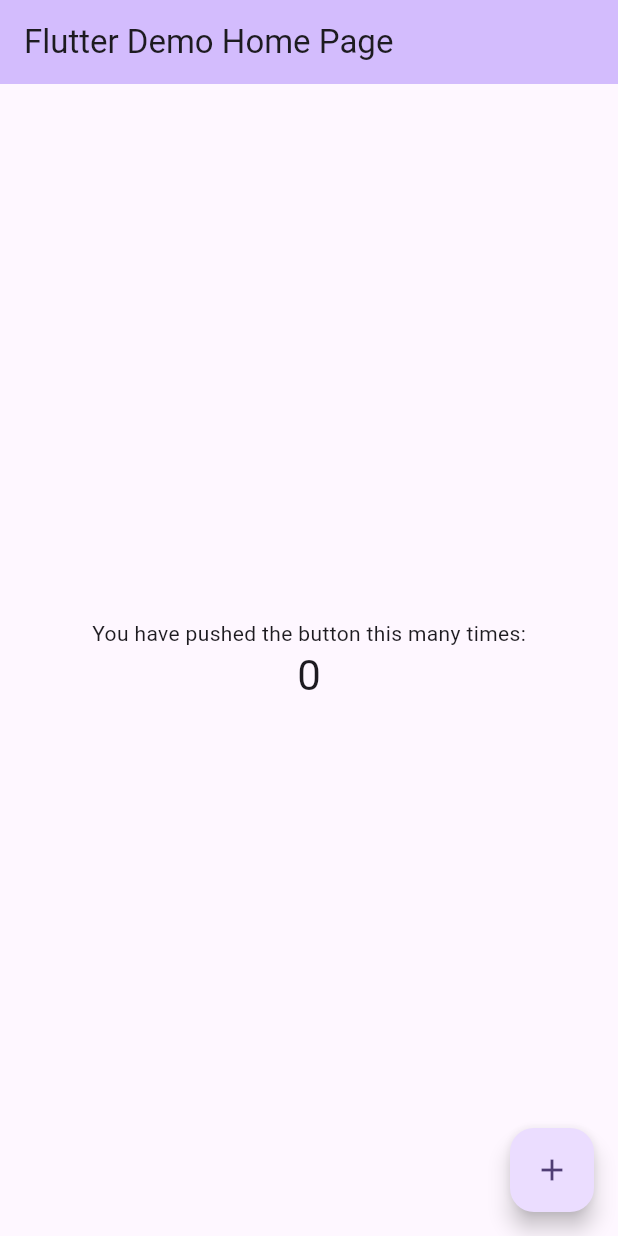
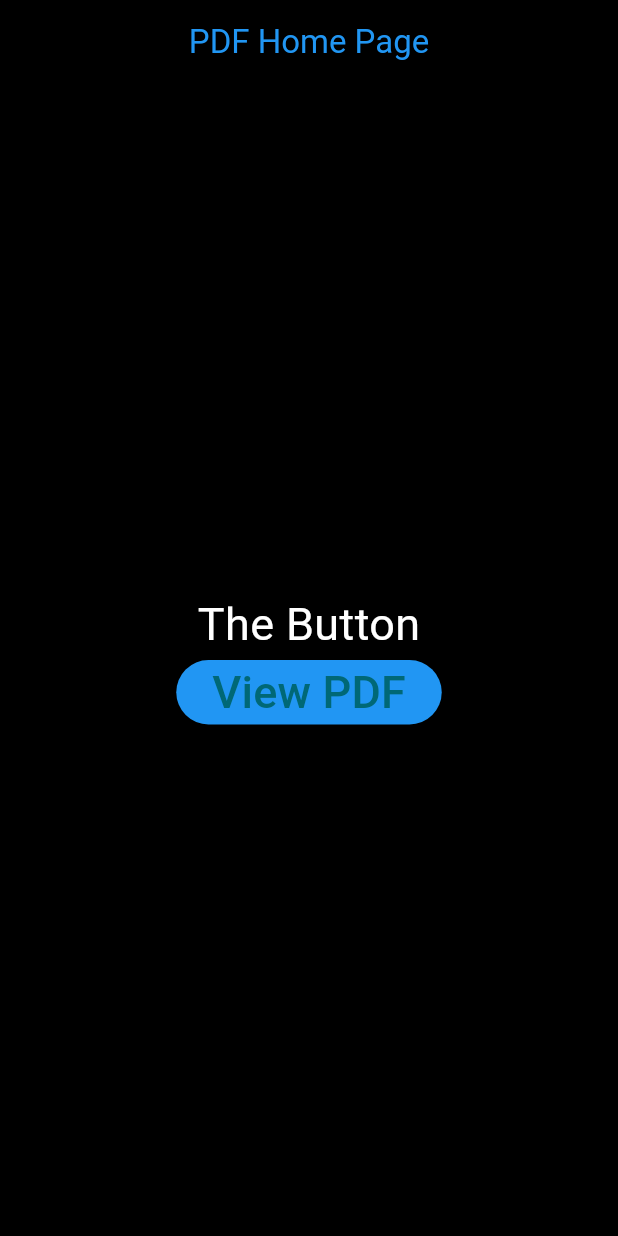
Before and after one commit to elecxDev/pdf_viewer_app, a Flutter app: the screen it shows after launch, on a phone screen of 412 x 824 dp. Run offline on Flutter 3.47's test engine with Material 3 defaults, Android fonts, the phone set to English and light mode, and no system bars.

Commit message:
Added home page, to navigate

```diff
--- a/lib/main.dart
+++ b/lib/main.dart
@@ -1,10 +1,12 @@
+import 'dart:ui';
+
 import 'package:flutter/material.dart';
 
 void main() {
   runApp(const MyApp());
 }
 
-class MyApp extends StatelessWidget {
+class MyApp extends StatelessWidget{
   const MyApp({super.key});
 
   @override
@@ -12,61 +14,57 @@ class MyApp extends StatelessWidget {
     return MaterialApp(
       title: 'Flutter Demo',
       theme: ThemeData(
-
-        colorScheme: ColorScheme.fromSeed(seedColor: Colors.deepPurple),
+        colorScheme: ColorScheme.fromSeed(seedColor:Colors.cyan)
       ),
-      home: const MyHomePage(title: 'Flutter Demo Home Page'),
+      home: const DemoPage(title : 'PDF Home Page')
     );
   }
 }
 
-class MyHomePage extends StatefulWidget {
-  const MyHomePage({super.key, required this.title});
-
+class DemoPage extends StatelessWidget{
+  const DemoPage({super.key, required this.title});
   final String title;
 
   @override
-  State<MyHomePage> createState() => _MyHomePageState();
-}
-
-class _MyHomePageState extends State<MyHomePage> {
-  int _counter = 0;
-
-  void _incrementCounter() {
-    setState(() {
-      _counter++;
-    });
-  }
-
-  @override
   Widget build(BuildContext context) {
-
     return Scaffold(
       appBar: AppBar(
-
-        backgroundColor: Theme.of(context).colorScheme.inversePrimary,
-
-        title: Text(widget.title),
+        centerTitle: true,
+        title: Text(title),
+        backgroundColor: Colors.black87,
+        shadowColor: Colors.amber,
+        foregroundColor: Colors.blue,
       ),
       body: Center(
-
         child: Column(
-
           mainAxisAlignment: MainAxisAlignment.center,
           children: <Widget>[
-            const Text('You have pushed the button this many times:'),
-            Text(
-              '$_counter',
-              style: Theme.of(context).textTheme.headlineMedium,
-            ),
+            const Text(
+              "The Button",
+              style: TextStyle(
+                color: Colors.white,
+                fontSize: 30
+                ),
+              ),
+            ElevatedButton(
+              onPressed: (){
+              //Placeholder stuff
+              },
+              style: ElevatedButton.styleFrom(
+                backgroundColor: Colors.blue,
+              ),
+              child: const Text(
+                "View PDF",
+                style: TextStyle(
+                  fontSize: 30
+                ),
+              ),
+            )
           ],
         ),
       ),
-      floatingActionButton: FloatingActionButton(
-        onPressed: _incrementCounter,
-        tooltip: 'Increment',
-        child: const Icon(Icons.add),
-      ),
+      backgroundColor: Colors.black,
+
     );
   }
 }
```
Also changed, not shown: pubspec.yaml (+1 -70 lines).
